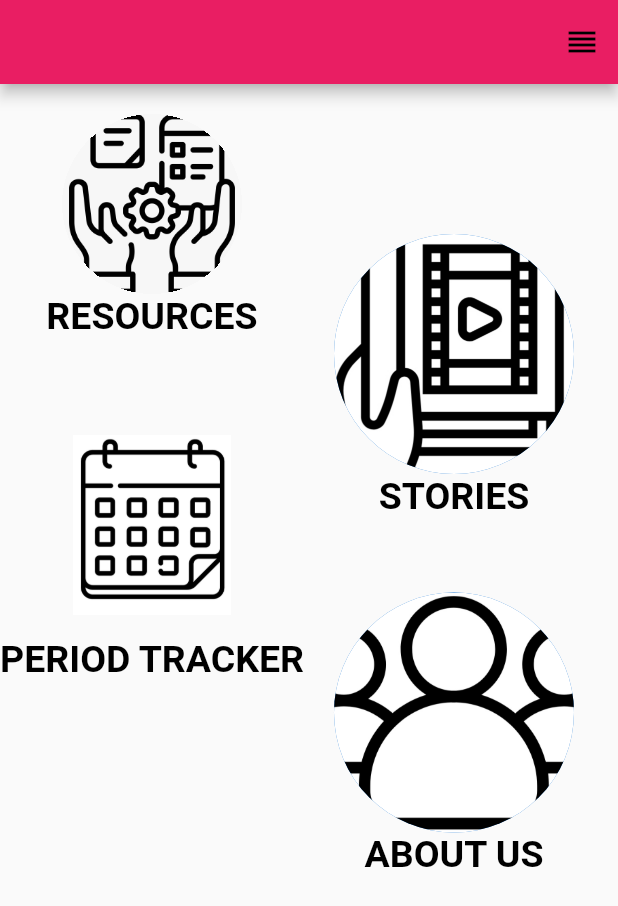
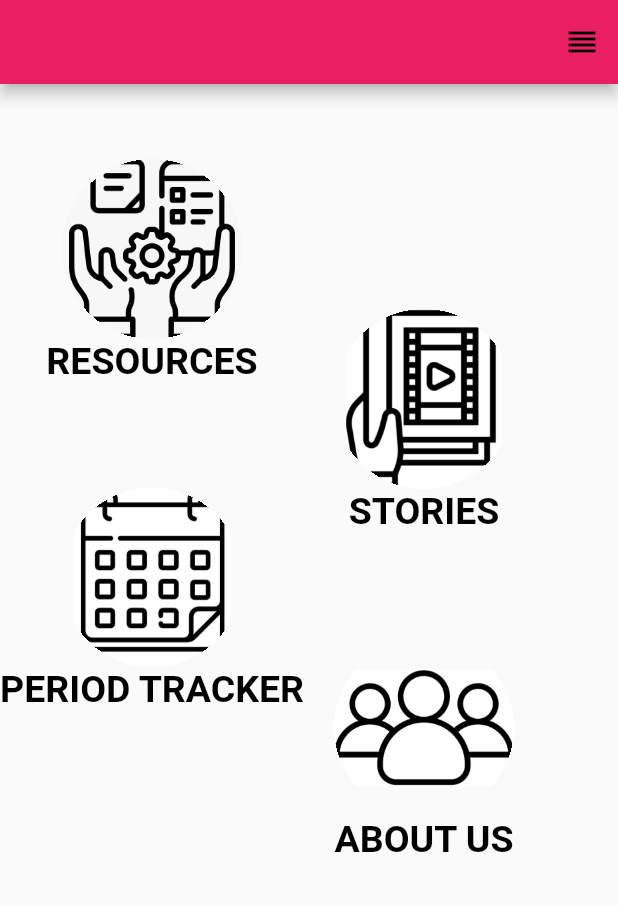
Before and after one commit to Social-Projects-Club-IIT-BHU/Healthcare-App, a Flutter app: the screen it shows after launch, on a phone screen of 412 x 824 dp. Shown: the top 906 px of the screen. Run offline on Flutter 3.47's test engine with Material 2 defaults, Android fonts, the light colour scheme and no system bars; our stand-ins replace carousel_slider, hexcolor.

Commit message:
Improve the landing page buttons

```diff
--- a/Healthcare-App/lib/main.dart
+++ b/Healthcare-App/lib/main.dart
@@ -10,7 +10,9 @@ void main() {
 class MyApp extends StatelessWidget {
   @override
   Widget build(BuildContext context) {
-    return MaterialApp(home: MyHome());
+    return MaterialApp(
+      home: MyHome(),
+    );
   }
 }
 
@@ -34,13 +36,13 @@ class MyHome extends StatelessWidget {
         backgroundColor: HexColor("#ffe91e63"),
       ),
       body: Container(
-        // color: HexColor("#ffffffff"), Use this to change the color of the  background of the main page.
+        // color: HexColor("#ff1ee9a4"),
         child: Row(
           children: <Widget>[
             Column(
               children: <Widget>[
                 SizedBox(
-                  height: 20.00,
+                  height: 50.00,
                 ),
                 Material(
                   shape: CircleBorder(),
@@ -71,18 +73,27 @@ class MyHome extends StatelessWidget {
                   ),
                 ),
                 SizedBox(
-                  height: 50.00,
+                  height: 70.00,
                 ),
-                RawMaterialButton(
-                  onPressed: () {},
-                  // fillColor: HexColor("#ffff4081"),
-                  child: Image(
+                Material(
+                  shape: CircleBorder(),
+                  clipBehavior: Clip.hardEdge,
+                  color: Colors.transparent,
+                  child: Ink.image(
                     image: AssetImage("Images/Image3.jpeg"),
                     width: 120.0,
                     height: 120.0,
+                    child: InkWell(
+                      onTap: () {
+                        Navigator.push(
+                          context,
+                          MaterialPageRoute(
+                            builder: (context) => ResourcePage(),
+                          ),
+                        );
+                      },
+                    ),
                   ),
-                  padding: EdgeInsets.all(15.0),
-                  shape: CircleBorder(),
                 ),
                 Text(
                   'PERIOD TRACKER',
@@ -100,11 +111,27 @@ class MyHome extends StatelessWidget {
             Column(
               children: <Widget>[
                 SizedBox(
-                  height: 100.00,
+                  height: 150.00,
                 ),
-                CircleAvatar(
-                  radius: 80.00,
-                  backgroundImage: AssetImage('Images/Image2.jpeg'),
+                Material(
+                  shape: CircleBorder(),
+                  clipBehavior: Clip.hardEdge,
+                  color: Colors.transparent,
+                  child: Ink.image(
+                    image: AssetImage("Images/Image2.jpeg"),
+                    width: 120.0,
+                    height: 120.0,
+                    child: InkWell(
+                      onTap: () {
+                        Navigator.push(
+                          context,
+                          MaterialPageRoute(
+                            builder: (context) => ResourcePage(),
+                          ),
+                        );
+                      },
+                    ),
+                  ),
                 ),
                 Text(
                   'STORIES',
@@ -115,11 +142,27 @@ class MyHome extends StatelessWidget {
                   ),
                 ),
                 SizedBox(
-                  height: 50.00,
+                  height: 70.00,
                 ),
-                CircleAvatar(
-                  radius: 80.00,
-                  backgroundImage: AssetImage('Images/Image1.jpeg'),
+                Material(
+                  shape: CircleBorder(),
+                  clipBehavior: Clip.hardEdge,
+                  color: Colors.transparent,
+                  child: Ink.image(
+                    image: AssetImage("Images/Image1.jpeg"),
+                    width: 120.0,
+                    height: 120.0,
+                    child: InkWell(
+                      onTap: () {
+                        Navigator.push(
+                          context,
+                          MaterialPageRoute(
+                            builder: (context) => ResourcePage(),
+                          ),
+                        );
+                      },
+                    ),
+                  ),
                 ),
                 Text(
                   'ABOUT US',
--- a/Healthcare-App/lib/myth.dart
+++ b/Healthcare-App/lib/myth.dart
@@ -16,7 +16,7 @@ class MythPage extends StatelessWidget {
           options: CarouselOptions(
             height: 1000,
             autoPlay: true,
-            autoPlayInterval: Duration(seconds: 40),
+            autoPlayInterval: Duration(seconds: 5),
             autoPlayAnimationDuration: Duration(milliseconds: 800),
             autoPlayCurve: Curves.fastOutSlowIn,
             enlargeCenterPage: true,
```
